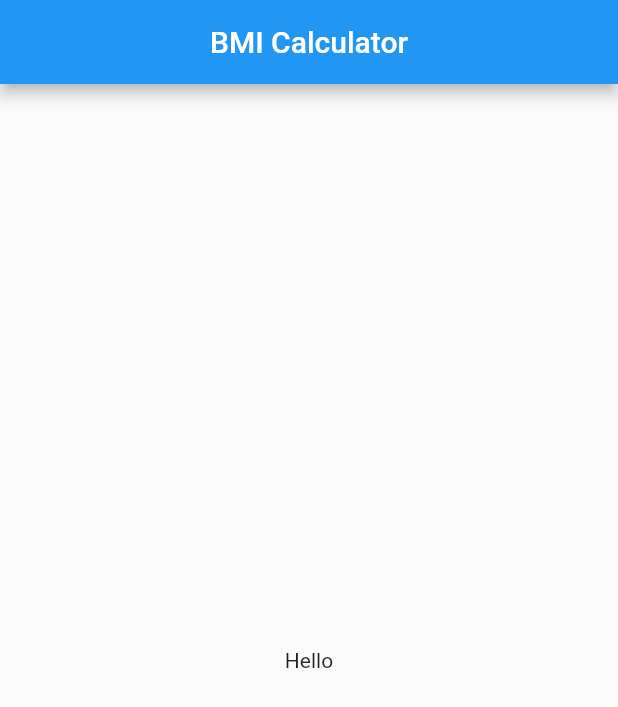
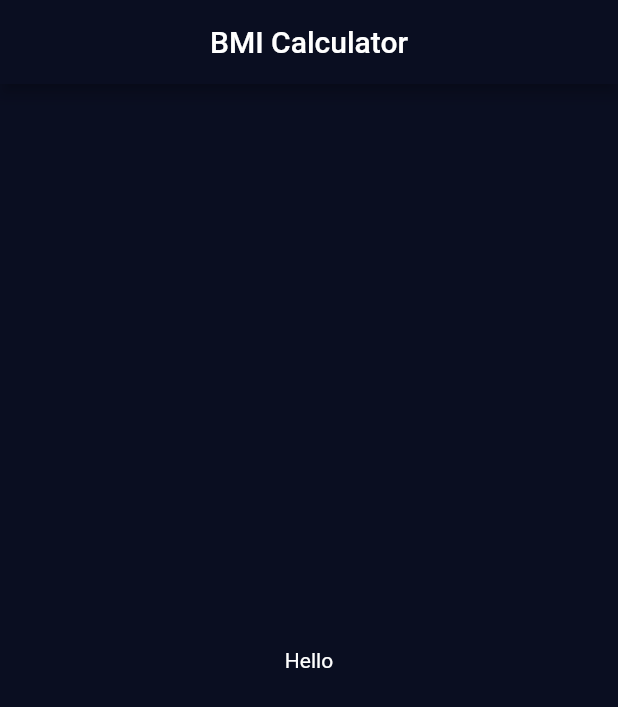
Before and after one commit to ChuguevRoman/bmi_calculate, a Flutter app: the screen it shows after launch, on a phone screen of 412 x 824 dp. Shown: the top 707 px of the screen. Run offline on Flutter 3.47's test engine with Material 2 defaults, Android fonts, the phone set to English and light mode, and no system bars.

Commit message:
Added a file where all constants are stored. Customized color theme for the whole app

```diff
--- /dev/null
+++ b/lib/constants.dart
@@ -0,0 +1,3 @@
+import 'package:flutter/material.dart';
+
+const kMainColor = Color(0xFF0A0E21);
--- a/lib/main.dart
+++ b/lib/main.dart
@@ -1,6 +1,7 @@
 import 'package:flutter/material.dart';
 
 import './screens/input_page_screen.dart';
+import './constants.dart';
 
 void main() => runApp(BMICalculate());
 
@@ -11,6 +12,13 @@ class BMICalculate extends StatelessWidget {
   Widget build(BuildContext context) {
     return MaterialApp(
       title: 'BMI Calculator',
+      theme: ThemeData.dark().copyWith(
+        primaryColor: kMainColor,
+        scaffoldBackgroundColor: kMainColor,
+        appBarTheme: const AppBarTheme().copyWith(
+          color: kMainColor,
+        ),
+      ),
       home: InputPage(),
     );
   }
```
